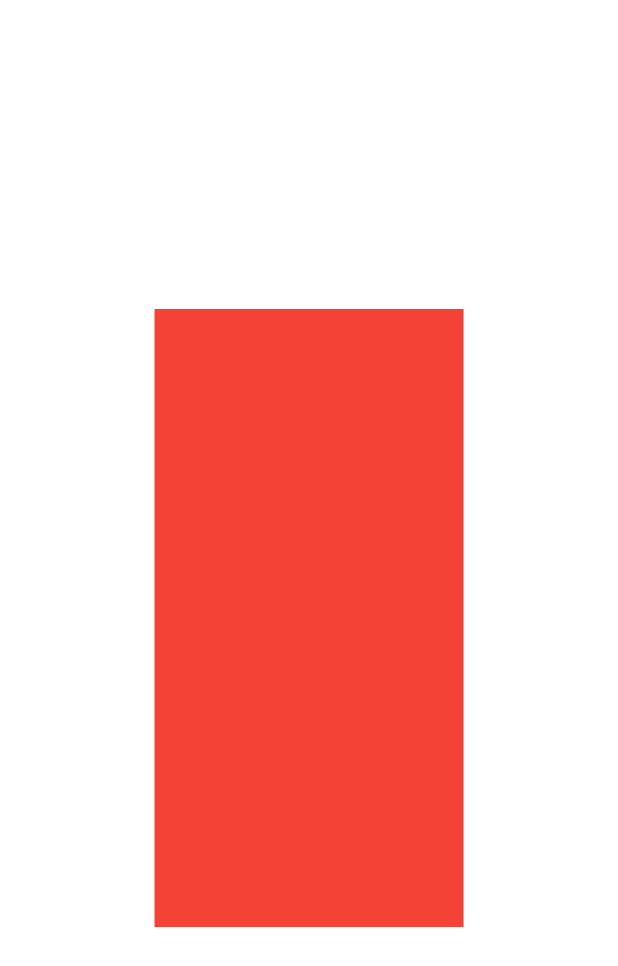
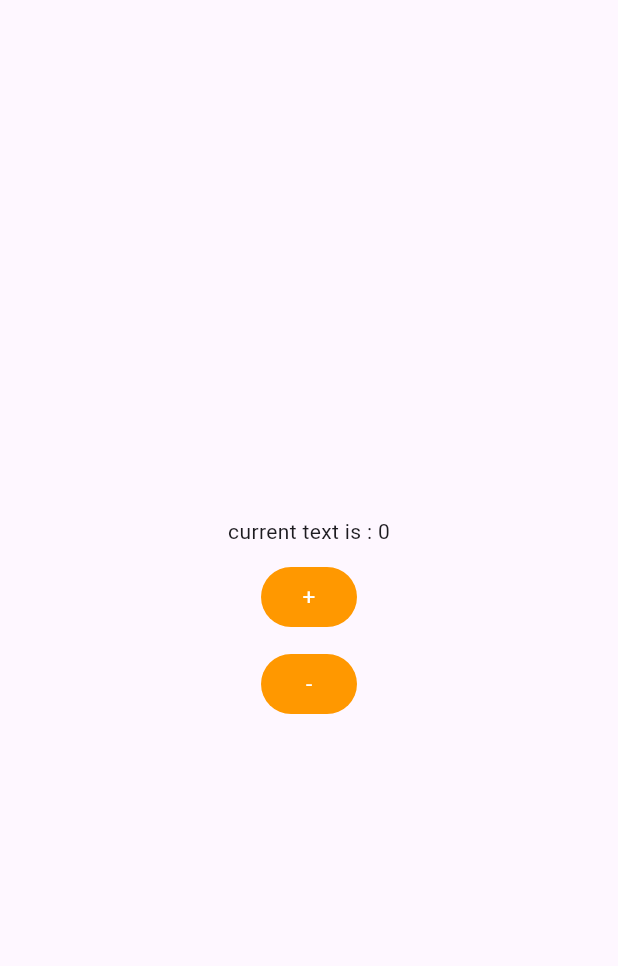
Before and after one commit to cecyours/student_flutter_practice, a Flutter app: the screen it shows after launch, on a phone screen of 412 x 824 dp. Shown: the top 966 px of the screen. Run offline on Flutter 3.47's test engine with Material 3 defaults, Android fonts, the phone set to English and light mode, and no system bars; our stand-ins replace dio, flutter_redux, redux.

Commit message:
first commit

```diff
--- a/lib/main.dart
+++ b/lib/main.dart
@@ -1,5 +1,7 @@
 import 'package:flutter/material.dart';
 import 'package:maulesh_flutter_practice/cupertino_gesture_pratice/screen.dart';
+import 'package:maulesh_flutter_practice/provider/provider.dart';
+import 'package:maulesh_flutter_practice/provider/ui.dart';
 import 'package:maulesh_flutter_practice/theme_pratice/professional_theme.dart';
 import 'package:provider/provider.dart';
 
@@ -23,6 +25,7 @@ class MyApp extends StatelessWidget {
       providers: [
         ChangeNotifierProvider<ProductProvider>(
             create: (_) => ProductProvider()),
+        ChangeNotifierProvider<Provider1>(create: (_) => Provider1()),
       ],
       child: MaterialApp(
         debugShowCheckedModeBanner: false,
@@ -30,7 +33,7 @@ class MyApp extends StatelessWidget {
         theme: theme,
         darkTheme: darkTheme,
         themeMode: ThemeMode.system,
-        home: Screen(),
+        home: Ui(),
       ),
     );
   }
--- /dev/null
+++ b/lib/provider/provider.dart
@@ -0,0 +1,16 @@
+import 'package:flutter/material.dart';
+
+class Provider1 extends ChangeNotifier {
+  int value = 0;
+
+  void add() {
+    value++;
+    notifyListeners();
+  }
+
+  void sub() {
+    value--;
+    notifyListeners();
+
+  }
+}
--- /dev/null
+++ b/lib/provider/ui.dart
@@ -0,0 +1,56 @@
+import 'package:flutter/material.dart';
+import 'package:maulesh_flutter_practice/provider/provider.dart';
+import 'package:provider/provider.dart';
+
+class Ui extends StatefulWidget {
+  const Ui({super.key});
+
+  @override
+  State<Ui> createState() => _UiState();
+}
+
+class _UiState extends State<Ui> {
+  late double WidthSize;
+  late double HeightSize;
+
+  @override
+  Widget build(BuildContext context) {
+    WidthSize = MediaQuery.of(context).size.width;
+    HeightSize = MediaQuery.of(context).size.height;
+
+    return Material(
+      child: Consumer<Provider1>(
+        builder: (BuildContext context, Provider1 value, Widget? child) {
+          return Container(
+            width: WidthSize,
+            height: HeightSize,
+            child: Center(
+              child: Column(
+                mainAxisSize: MainAxisSize.min,
+                children: [
+                  Text("current text is : ${value.value}"),
+                  SizedBox(
+                    height: 10,
+                  ),
+                  FilledButton(
+                      onPressed: () {
+                        value.add();
+                      },
+                      child: Text("+")),
+                  SizedBox(
+                    height: 10,
+                  ),
+                  FilledButton(
+                      onPressed: () {
+                        value.sub();
+                      },
+                      child: Text("-"))
+                ],
+              ),
+            ),
+          );
+        },
+      ),
+    );
+  }
+}
--- a/pubspec.yaml
+++ b/pubspec.yaml
@@ -38,6 +38,8 @@ dependencies:
   redux: ^5.0.0
   flutter_redux: ^0.10.0
   provider: ^6.1.2
+  dio: ^5.7.0
+  http: ^1.2.2
 
 dev_dependencies:
   flutter_test:
```
Also changed, not shown: lib/api_practice/dio.dart (added, +99 -0 lines), lib/api_practice/http.dart (added, +45 -0 lines), pubspec.lock.
